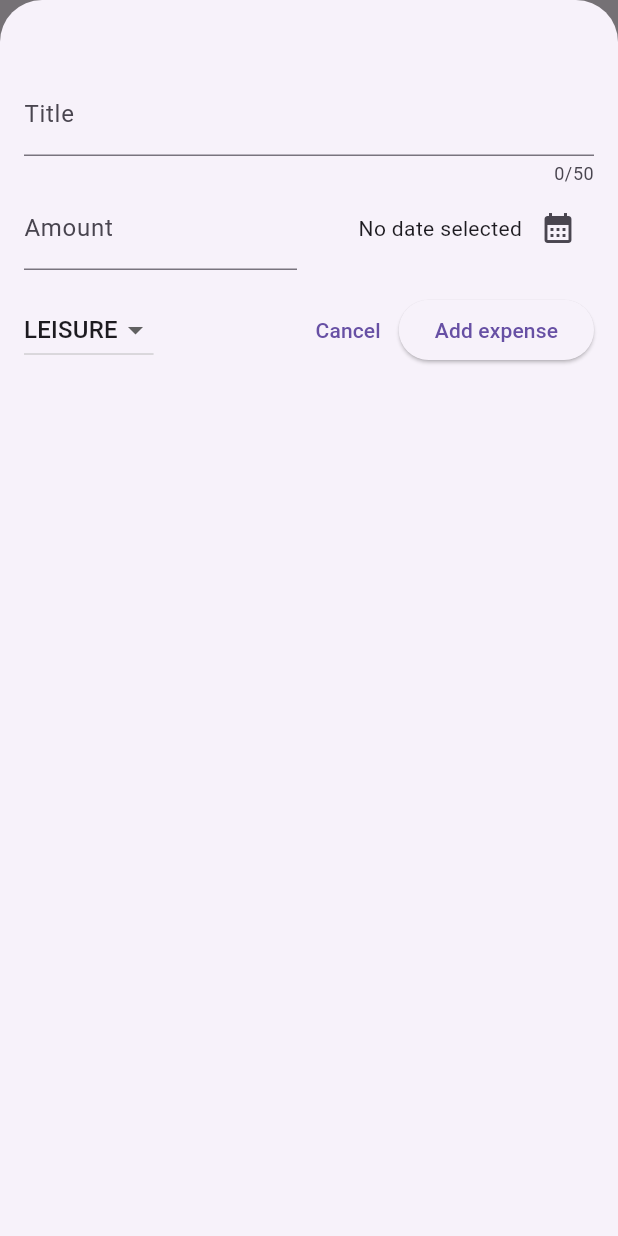
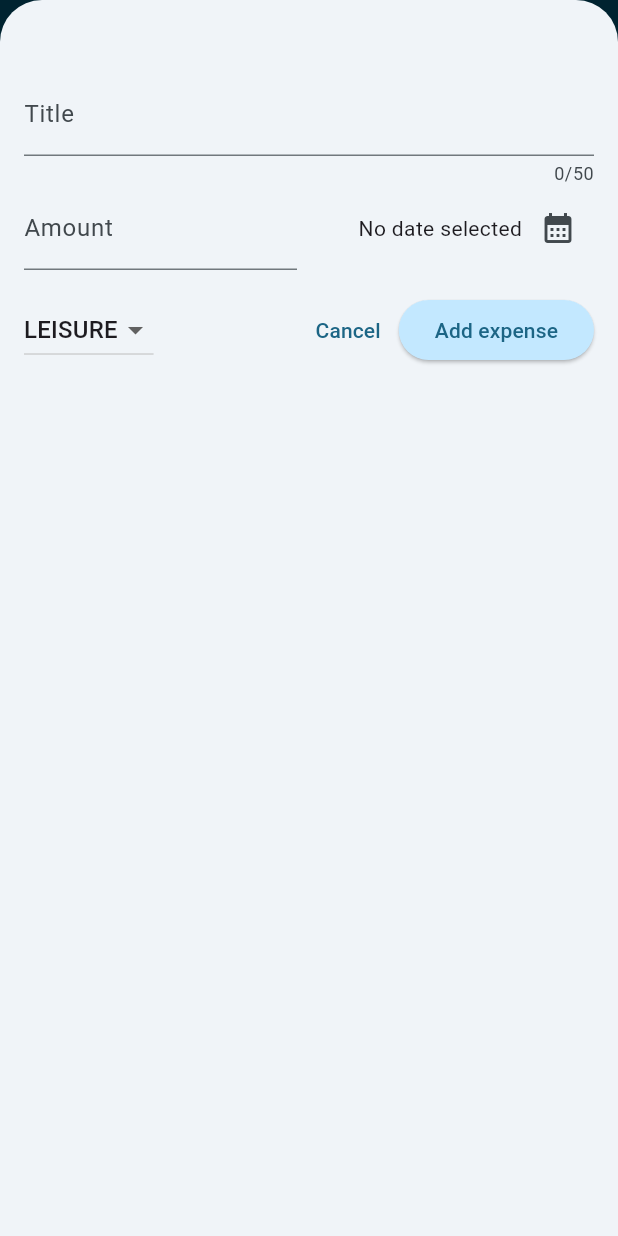
Before and after one commit to JuaniV2002/expenses_app, a Flutter app: the screen it shows after launch, after a tap on the "add" icon, on a phone screen of 412 x 824 dp. Run offline on Flutter 3.47's test engine with Material 3 defaults, Android fonts, the phone set to English and light mode, and no system bars.

Commit message:
app theming completed

```diff
--- a/lib/main.dart
+++ b/lib/main.dart
@@ -2,9 +2,36 @@ import 'package:flutter/material.dart';
 
 import 'package:flutter_complete_guide/widgets/expenses.dart';
 
+var kColorScheme = ColorScheme.fromSeed(
+  seedColor: Colors.lightBlueAccent,
+);
+
 void main() {
   runApp(
-    const MaterialApp(
+    MaterialApp(
+      theme: ThemeData().copyWith(
+        colorScheme: kColorScheme,
+        appBarTheme: const AppBarTheme().copyWith(
+          backgroundColor: kColorScheme.onPrimaryFixedVariant,
+          foregroundColor: kColorScheme.primaryContainer,
+        ),
+        cardTheme: const CardTheme().copyWith(
+          color: kColorScheme.primaryContainer,
+          margin: const EdgeInsets.symmetric(horizontal: 16, vertical: 8),
+        ),
+        elevatedButtonTheme: ElevatedButtonThemeData(
+          style: ElevatedButton.styleFrom(
+            backgroundColor: kColorScheme.primaryContainer,
+          ),
+        ),
+        textTheme: ThemeData().textTheme.copyWith(
+          titleLarge: TextStyle(
+            fontSize: 20,
+            fontWeight: FontWeight.w500,
+            color: kColorScheme.onSecondaryContainer,
+          ),
+        ),
+      ),
       home: Expenses(),
     ),
   );
--- a/lib/widgets/expenses_list/expense_item.dart
+++ b/lib/widgets/expenses_list/expense_item.dart
@@ -20,10 +20,7 @@ class ExpenseItem extends StatelessWidget {
           children: [
             Text(
               expense.title,
-              style: const TextStyle(
-                fontSize: 16,
-                fontWeight: FontWeight.bold,
-              ),
+              style: Theme.of(context).textTheme.bodyMedium,
             ),
             SizedBox(height: 4),
             Row(
--- a/lib/widgets/expenses_list/expenses_list.dart
+++ b/lib/widgets/expenses_list/expenses_list.dart
@@ -19,6 +19,17 @@ class ExpensesList extends StatelessWidget {
       itemCount: expenses.length,
       itemBuilder: (ctx, index) => Dismissible(
         key: UniqueKey(),
+        background: Container(
+          color: Theme.of(context).colorScheme.error.withOpacity(0.8),
+          child: const Icon(
+            Icons.delete,
+            color: Colors.white,
+            size: 40,
+          ),
+          alignment: Alignment.centerRight,
+          padding: const EdgeInsets.only(right: 20),
+          margin: Theme.of(context).cardTheme.margin,
+        ),
         onDismissed: (direction) {
           onRemoveExpense(expenses[index]);
         },
```
